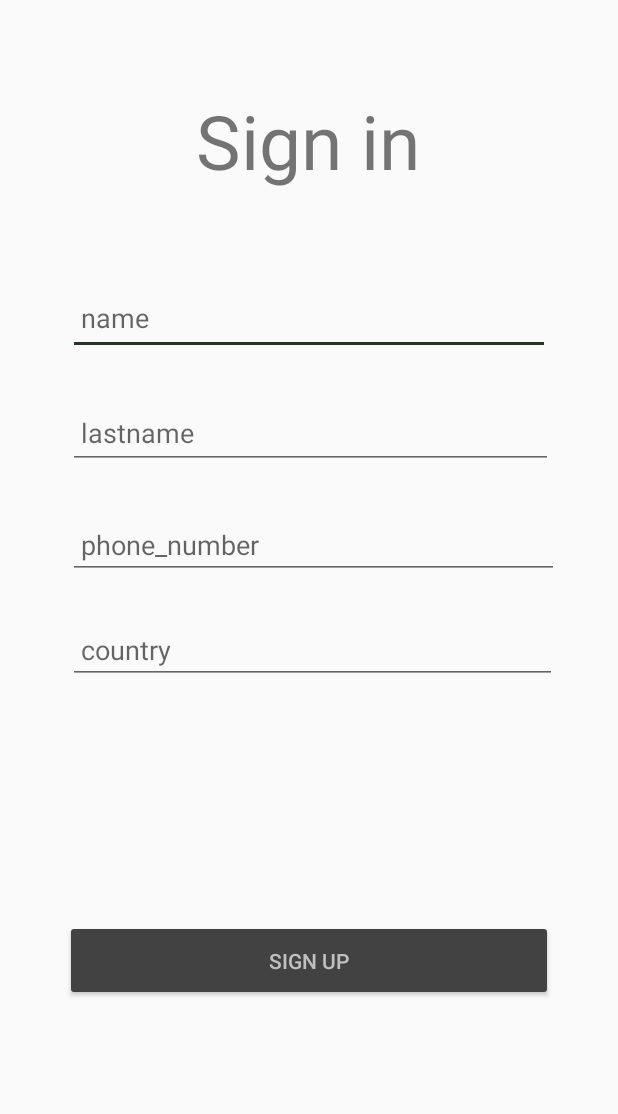
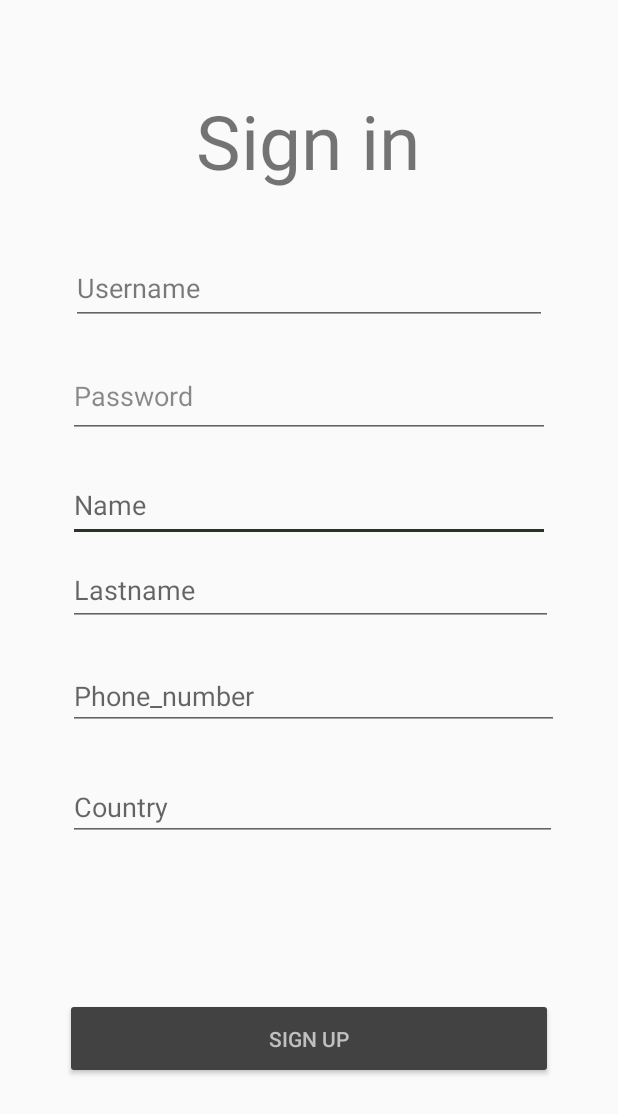
Before and after one commit to ljeremic4019rn/Andorid_Projekat_Septembar, an Android app: the screen it shows after launch (SignUpActivity), after a tap on "CREATE PROFILE", on a phone screen of 412 x 824 dp. Shown: the top 1114 px of the screen. Run offline under Robolectric (Android 15) with nearby library versions, the phone set to English and light mode, and no system bars; our stand-ins replace Room's generated code, RxJava, Timber; 10 statements that could not run were skipped.

Commit message:
dodato proveravanje baze pre logovanja

```diff
--- a/app/src/main/java/com/example/projekat_septembar/data/datasources/local/UserDao.kt
+++ b/app/src/main/java/com/example/projekat_septembar/data/datasources/local/UserDao.kt
@@ -14,7 +14,9 @@ abstract class UserDao {
     @Insert(onConflict = OnConflictStrategy.REPLACE)
     abstract fun insert(userEntity: UserEntity): Completable
 
-    @Query("SELECT COUNT(*) FROM users WHERE name == :name and lastname == :lastname and phone == :phone and country == :country ")
-    abstract fun getByCredentials(name: String, lastname: String, country: String, phone: Long): Observable<Int>
+    @Query("SELECT COUNT(*) FROM users WHERE username == :username and name == :name and lastname == :lastname and phone == :phone and country == :country ")
+    abstract fun getByCredentials(username: String, name: String, lastname: String, country: String, phone: Long): Observable<Int>
 
+    @Query("SELECT COUNT(*) FROM users WHERE username == :username and password == :password")
+    abstract fun checkSignIn(username: String, password: String): Observable<Int>
 }
--- a/app/src/main/java/com/example/projekat_septembar/data/datasources/local/UserDataBase.kt
+++ b/app/src/main/java/com/example/projekat_septembar/data/datasources/local/UserDataBase.kt
@@ -7,7 +7,7 @@ import com.example.projekat_septembar.data.models.UserEntity
 
 @Database(
     entities = [UserEntity::class],
-    version = 1,
+    version = 2,
     exportSchema = false
 )
 @TypeConverters
--- a/app/src/main/java/com/example/projekat_septembar/data/models/UserEntity.kt
+++ b/app/src/main/java/com/example/projekat_septembar/data/models/UserEntity.kt
@@ -6,6 +6,8 @@ import androidx.room.PrimaryKey
 @Entity(tableName = "users")
 data class UserEntity (
     @PrimaryKey(autoGenerate = false)
+    val username: String,
+    val password: String,
     val name: String,
     val lastname: String,
     val phone: Long,
--- a/app/src/main/java/com/example/projekat_septembar/data/repositories/SignRepository.kt
+++ b/app/src/main/java/com/example/projekat_septembar/data/repositories/SignRepository.kt
@@ -9,6 +9,8 @@ interface SignRepository {
     fun signIn(username:String, password:String): Observable<UserDetails>
     fun signUp(firstname:String, lastname:String, mobile:Long, country:String): Observable<String>
 
-    fun registerUser(name: String, lastname: String, country: String, phone: Long): Completable
-    fun checkByCredentials(name: String, lastname: String, country: String, phone: Long): Observable<Int>
+    fun registerUser(username: String,password: String, name: String, lastname: String, country: String, phone: Long): Completable
+    fun checkByCredentials(username: String, name: String, lastname: String, country: String, phone: Long): Observable<Int>
+    fun checkSignIn(username: String, password: String): Observable<Int>
+
 }
--- a/app/src/main/java/com/example/projekat_septembar/presentation/contract/SignContract.kt
+++ b/app/src/main/java/com/example/projekat_septembar/presentation/contract/SignContract.kt
@@ -13,7 +13,8 @@ interface SignContract {
         fun signIn(username: String, password: String): Boolean
         fun signUp(name: String, lastname: String, phone: Long ,country: String): Boolean
 
-        fun registerUser(name: String, lastname: String, country: String, phone: Long)
-        fun checkByCredentials(name: String, lastname: String, country: String, phone: Long)
+        fun checkSignIn(username: String, password: String)
+        fun registerUser(username: String,password: String, name: String, lastname: String, country: String, phone: Long)
+        fun checkByCredentials(username: String, name: String, lastname: String, country: String, phone: Long)
     }
 }
--- a/app/src/main/java/com/example/projekat_septembar/presentation/view/fragment/SearchFragment.kt
+++ b/app/src/main/java/com/example/projekat_septembar/presentation/view/fragment/SearchFragment.kt
@@ -71,7 +71,6 @@ class SearchFragment : Fragment() {
                 "Search by name"  -> carViewModel.search("name", searchKey)
                 "Search by model" -> carViewModel.search("model", searchKey)
                 "Search by color" -> carViewModel.search("color", searchKey)
-//                "Search by year"  -> carViewModel.search("year", searchKey)
                 else -> System.err.println("Error while inputting search")
             }
         }
--- a/app/src/main/java/com/example/projekat_septembar/presentation/view/recycler/adapters/CarAdapter.kt
+++ b/app/src/main/java/com/example/projekat_septembar/presentation/view/recycler/adapters/CarAdapter.kt
@@ -8,11 +8,11 @@ import com.example.projekat_septembar.databinding.CarItemBinding
 import com.example.projekat_septembar.presentation.view.recycler.diff.CarDiffCallback
 import com.example.projekat_septembar.presentation.view.recycler.viewholder.CarViewHolder
 
-class CarAdapter (val openDetailed: (stock: Car) -> Unit) : ListAdapter<Car, CarViewHolder>(CarDiffCallback()){
+class CarAdapter (val onClick: (stock: Car) -> Unit) : ListAdapter<Car, CarViewHolder>(CarDiffCallback()){
 
     override fun onCreateViewHolder(parent: ViewGroup, viewType: Int): CarViewHolder {
         val itemBinding = CarItemBinding.inflate(LayoutInflater.from(parent.context), parent, false)
-        return CarViewHolder(itemBinding) { openDetailed(getItem(it)) }
+        return CarViewHolder(itemBinding) { onClick(getItem(it)) }
     }
 
     override fun onBindViewHolder(holder: CarViewHolder, position: Int) {
--- a/app/src/main/java/com/example/projekat_septembar/presentation/view/recycler/viewholder/CarViewHolder.kt
+++ b/app/src/main/java/com/example/projekat_septembar/presentation/view/recycler/viewholder/CarViewHolder.kt
@@ -5,11 +5,11 @@ import androidx.recyclerview.widget.RecyclerView
 import com.example.projekat_septembar.data.models.Car
 import com.example.projekat_septembar.databinding.CarItemBinding
 
-class CarViewHolder (private val itemBinding: CarItemBinding, val openDetailed: (position: Int) -> Unit) : RecyclerView.ViewHolder(itemBinding.root){
+class CarViewHolder (private val itemBinding: CarItemBinding, val onClick: (position: Int) -> Unit) : RecyclerView.ViewHolder(itemBinding.root){
 
     init {
         itemBinding.root.setOnClickListener {
-            openDetailed(layoutPosition)
+            onClick(layoutPosition)
         }
     }
 
--- a/app/src/main/java/com/example/projekat_septembar/presentation/view/states/SignInState.kt
+++ b/app/src/main/java/com/example/projekat_septembar/presentation/view/states/SignInState.kt
@@ -6,5 +6,6 @@ import com.example.projekat_septembar.data.models.serverResponses.UserDetails
 sealed class SignInState {
     object DataFetched: SignInState()
     data class Success(val signInResponse: UserDetails): SignInState()
+    data class Existing(val message: String): SignInState()
     data class Error(val message: String): SignInState()
 }
--- a/app/src/main/java/com/example/projekat_septembar/presentation/viewmodel/CarViewModel.kt
+++ b/app/src/main/java/com/example/projekat_septembar/presentation/viewmodel/CarViewModel.kt
@@ -39,7 +39,7 @@ class CarViewModel  (private val carRepository: CarRepository ) : ViewModel(), C
         subscriptions.add(subscription)
     }
 
-    override fun loadPagination(initial: Boolean) {//todo look into
+    override fun loadPagination(initial: Boolean) {//todo stavi if, uradi sort liste sa save, login da proveri bazu
         val tmpArrayList: ArrayList<Car> = arrayListOf()
         when {
             initial -> size = 9
--- a/app/src/main/res/layout/activity_sigh_up.xml
+++ b/app/src/main/res/layout/activity_sigh_up.xml
@@ -4,7 +4,6 @@
     xmlns:tools="http://schemas.android.com/tools"
     android:layout_width="match_parent"
     android:layout_height="match_parent">
-
 
     <TextView
         android:id="@+id/textView"
@@ -22,35 +21,49 @@
         android:id="@+id/firstNameEt"
         android:layout_width="321dp"
         android:layout_height="49dp"
-        android:layout_marginTop="60dp"
+        android:layout_marginTop="20dp"
         android:ems="10"
-        android:hint=" name"
+        android:hint="@string/name"
         android:inputType="textPersonName"
+        app:layout_constraintEnd_toEndOf="parent"
+        app:layout_constraintStart_toStartOf="parent"
+        app:layout_constraintTop_toBottomOf="@+id/inputPasswordReg" />
+
+    <EditText
+        android:id="@+id/inputUsernameReg"
+        android:layout_width="317dp"
+        android:layout_height="49dp"
+        android:layout_marginTop="40dp"
+        android:hint="@string/username"
+
+        android:textColorHint="#85000000"
         app:layout_constraintEnd_toEndOf="parent"
         app:layout_constraintStart_toStartOf="parent"
         app:layout_constraintTop_toBottomOf="@+id/textView" />
 
     <EditText
-        android:id="@+id/lastNameEt"
-        android:layout_width="323dp"
-        android:layout_height="48dp"
-        android:layout_marginTop="28dp"
+        android:id="@+id/inputPasswordReg"
+        android:layout_width="321dp"
+        android:layout_height="55dp"
+        android:layout_marginTop="20dp"
         android:ems="10"
-        android:inputType="textPersonName"
-        android:hint=" lastname"
-        app:layout_constraintEnd_toEndOf="@+id/firstNameEt"
-        app:layout_constraintHorizontal_bias="0.0"
-        app:layout_constraintStart_toStartOf="@+id/firstNameEt"
-        app:layout_constraintTop_toBottomOf="@+id/firstNameEt" />
+        android:hint="@string/password"
+        android:inputType="textPassword"
+
+        android:textColorHint="#74000000"
+        app:layout_constraintEnd_toEndOf="@+id/inputUsernameReg"
+        app:layout_constraintHorizontal_bias="0.666"
+        app:layout_constraintStart_toStartOf="@+id/inputUsernameReg"
+        app:layout_constraintTop_toBottomOf="@+id/inputUsernameReg" />
 
     <EditText
         android:id="@+id/phoneEt"
         android:layout_width="327dp"
         android:layout_height="45dp"
-        android:layout_marginTop="28dp"
+        android:layout_marginTop="24dp"
         android:ems="10"
+        android:hint="@string/phone_number"
         android:inputType="phone"
-        android:hint=" phone_number"
         app:layout_constraintEnd_toEndOf="@+id/lastNameEt"
         app:layout_constraintHorizontal_bias="0.0"
         app:layout_constraintStart_toStartOf="@+id/lastNameEt"
@@ -60,14 +73,27 @@
         android:id="@+id/countryEt"
         android:layout_width="326dp"
         android:layout_height="42dp"
-        android:layout_marginTop="28dp"
+        android:layout_marginTop="32dp"
         android:ems="10"
+        android:hint="@string/country"
         android:inputType="textPersonName"
-        android:hint=" country"
         app:layout_constraintEnd_toEndOf="@+id/phoneEt"
         app:layout_constraintHorizontal_bias="0.0"
         app:layout_constraintStart_toStartOf="@+id/phoneEt"
         app:layout_constraintTop_toBottomOf="@+id/phoneEt" />
+
+    <EditText
+        android:id="@+id/lastNameEt"
+        android:layout_width="323dp"
+        android:layout_height="48dp"
+        android:layout_marginTop="8dp"
+        android:ems="10"
+        android:hint="@string/lastname"
+        android:inputType="textPersonName"
+        app:layout_constraintEnd_toEndOf="@+id/firstNameEt"
+        app:layout_constraintHorizontal_bias="0.0"
+        app:layout_constraintStart_toStartOf="@+id/firstNameEt"
+        app:layout_constraintTop_toBottomOf="@+id/firstNameEt" />
 
     <Button
         android:id="@+id/btnSignUpServer"
--- a/app/src/main/res/layout/activity_sign_in.xml
+++ b/app/src/main/res/layout/activity_sign_in.xml
@@ -65,9 +65,9 @@
         android:ems="10"
         android:hint="@string/password"
         android:inputType="textPassword"
-        android:paddingLeft="20dp"
+        android:paddingStart="20dp"
         android:paddingTop="10dp"
-        android:paddingRight="10dp"
+        android:paddingEnd="10dp"
         android:paddingBottom="20dp"
         android:textColorHint="#74000000"
         app:layout_constraintEnd_toEndOf="parent"
--- a/app/src/main/res/values/strings.xml
+++ b/app/src/main/res/values/strings.xml
@@ -30,4 +30,7 @@
     <string name="search_by_color">Search by color</string>
     <string name="search_by_year">Search by year</string>
     <string name="year">Year</string>
+    <string name="lastname">Lastname</string>
+    <string name="phone_number">Phone_number</string>
+    <string name="country">Country</string>
 </resources>
```
Also changed, not shown: app/src/main/java/com/example/projekat_septembar/data/repositories/SignRepositoryImpl.kt (+7 -4 lines), app/src/main/java/com/example/projekat_septembar/presentation/view/activity/SignInActivity.kt (+4 -3 lines), app/src/main/java/com/example/projekat_septembar/presentation/view/activity/SignUpActivity.kt (+7 -3 lines), app/src/main/java/com/example/projekat_septembar/presentation/viewmodel/SignViewModel.kt (+21 -4 lines).
